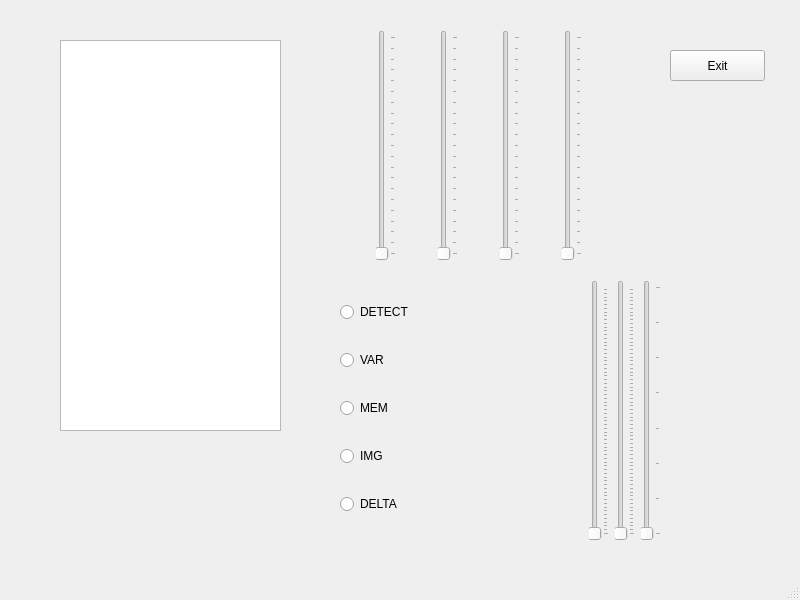
This is control/control.ui in jgrahsl/stereovision as Qt 5 draws it before an edit. The edited form follows.
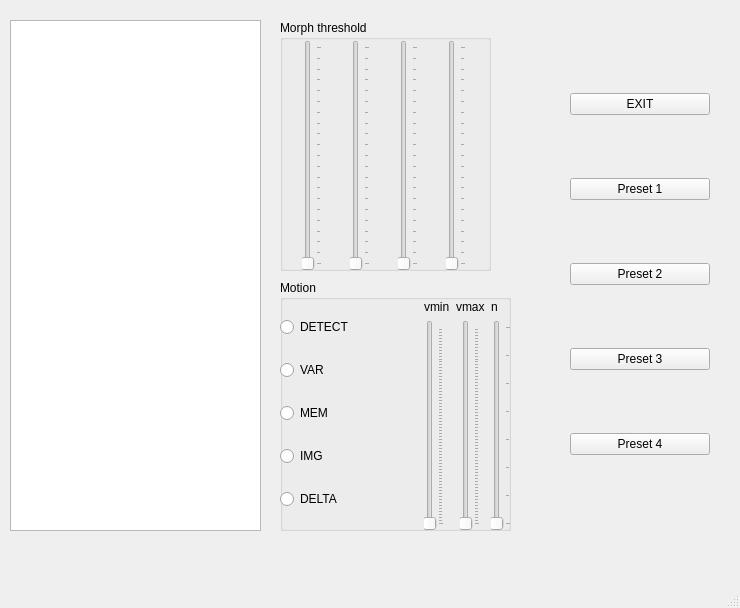
This is the edited form.

```diff
--- a/control/control.ui
+++ b/control/control.ui
@@ -6,8 +6,8 @@
    <rect>
     <x>0</x>
     <y>0</y>
-    <width>800</width>
-    <height>600</height>
+    <width>740</width>
+    <height>608</height>
    </rect>
   </property>
   <property name="windowTitle">
@@ -17,35 +17,34 @@
    <widget class="QListWidget" name="enable">
     <property name="geometry">
      <rect>
-      <x>60</x>
-      <y>40</y>
-      <width>221</width>
-      <height>391</height>
+      <x>10</x>
+      <y>20</y>
+      <width>251</width>
+      <height>511</height>
      </rect>
     </property>
     <property name="selectionMode">
      <enum>QAbstractItemView::NoSelection</enum>
     </property>
    </widget>
-   <widget class="QPushButton" name="pushButton_exit">
+   <widget class="QGroupBox" name="groupBox">
     <property name="geometry">
      <rect>
-      <x>670</x>
-      <y>50</y>
-      <width>95</width>
-      <height>31</height>
+      <x>280</x>
+      <y>20</y>
+      <width>211</width>
+      <height>251</height>
      </rect>
     </property>
-    <property name="text">
-     <string>Exit</string>
+    <property name="title">
+     <string>Morph threshold</string>
     </property>
-   </widget>
    <widget class="QWidget" name="horizontalLayoutWidget">
     <property name="geometry">
      <rect>
-      <x>340</x>
-      <y>30</y>
-      <width>281</width>
+       <x>0</x>
+       <y>20</y>
+       <width>211</width>
       <height>231</height>
      </rect>
     </property>
@@ -164,15 +163,30 @@
      </item>
     </layout>
    </widget>
-   <widget class="QWidget" name="horizontalLayoutWidget_3">
+   </widget>
+   <widget class="QGroupBox" name="groupBox_2">
     <property name="geometry">
      <rect>
-      <x>340</x>
+      <x>280</x>
       <y>280</y>
-      <width>321</width>
-      <height>261</height>
+      <width>231</width>
+      <height>251</height>
      </rect>
     </property>
+    <property name="title">
+     <string>Motion</string>
+    </property>
+    <widget class="QWidget" name="horizontalLayoutWidget_4">
+     <property name="geometry">
+      <rect>
+       <x>0</x>
+       <y>20</y>
+       <width>231</width>
+       <height>231</height>
+      </rect>
+     </property>
+     <layout class="QHBoxLayout" name="horizontalLayout_4">
+      <item>
     <layout class="QHBoxLayout" name="horizontalLayout_2">
      <item>
       <layout class="QVBoxLayout" name="verticalLayout">
@@ -213,36 +227,26 @@
        </item>
       </layout>
      </item>
+       </layout>
+      </item>
      <item>
+       <layout class="QGridLayout" name="gridLayout">
+        <item row="0" column="1">
+         <widget class="QLabel" name="label_2">
+          <property name="text">
+           <string>vmax</string>
+          </property>
+         </widget>
+        </item>
+        <item row="0" column="2">
+         <widget class="QLabel" name="label_3">
+          <property name="text">
+           <string>n</string>
+          </property>
+         </widget>
+        </item>
+        <item row="1" column="1">
       <layout class="QHBoxLayout" name="horizontalLayout">
-       <item>
-        <widget class="QSlider" name="motion_p01">
-         <property name="minimum">
-          <number>0</number>
-         </property>
-         <property name="maximum">
-          <number>65535</number>
-         </property>
-         <property name="pageStep">
-          <number>127</number>
-         </property>
-         <property name="orientation">
-          <enum>Qt::Vertical</enum>
-         </property>
-         <property name="invertedAppearance">
-          <bool>false</bool>
-         </property>
-         <property name="invertedControls">
-          <bool>false</bool>
-         </property>
-         <property name="tickPosition">
-          <enum>QSlider::TicksBelow</enum>
-         </property>
-         <property name="tickInterval">
-          <number>1000</number>
-         </property>
-        </widget>
-       </item>
        <item>
         <widget class="QSlider" name="motion_p23">
          <property name="minimum">
@@ -252,7 +256,7 @@
           <number>65535</number>
          </property>
          <property name="pageStep">
-          <number>127</number>
+             <number>256</number>
          </property>
          <property name="orientation">
           <enum>Qt::Vertical</enum>
@@ -271,6 +275,10 @@
          </property>
         </widget>
        </item>
+         </layout>
+        </item>
+        <item row="1" column="2">
+         <layout class="QHBoxLayout" name="horizontalLayout_3">
        <item>
         <widget class="QSlider" name="motion_p4">
          <property name="minimum">
@@ -301,6 +309,100 @@
        </item>
       </layout>
      </item>
+        <item row="1" column="0">
+         <widget class="QSlider" name="motion_p01">
+          <property name="minimum">
+           <number>0</number>
+          </property>
+          <property name="maximum">
+           <number>65535</number>
+          </property>
+          <property name="pageStep">
+           <number>256</number>
+          </property>
+          <property name="orientation">
+           <enum>Qt::Vertical</enum>
+          </property>
+          <property name="invertedAppearance">
+           <bool>false</bool>
+          </property>
+          <property name="invertedControls">
+           <bool>false</bool>
+          </property>
+          <property name="tickPosition">
+           <enum>QSlider::TicksBelow</enum>
+          </property>
+          <property name="tickInterval">
+           <number>1000</number>
+          </property>
+         </widget>
+        </item>
+        <item row="0" column="0">
+         <widget class="QLabel" name="label">
+          <property name="text">
+           <string>vmin</string>
+          </property>
+         </widget>
+        </item>
+       </layout>
+      </item>
+     </layout>
+    </widget>
+   </widget>
+   <widget class="QWidget" name="verticalLayoutWidget">
+    <property name="geometry">
+     <rect>
+      <x>560</x>
+      <y>30</y>
+      <width>160</width>
+      <height>491</height>
+     </rect>
+    </property>
+    <layout class="QVBoxLayout" name="verticalLayout_2">
+     <property name="spacing">
+      <number>10</number>
+     </property>
+     <property name="margin">
+      <number>10</number>
+     </property>
+     <item>
+      <widget class="QPushButton" name="pushButton_exit">
+       <property name="text">
+        <string>EXIT</string>
+       </property>
+       <property name="flat">
+        <bool>false</bool>
+       </property>
+      </widget>
+     </item>
+     <item>
+      <widget class="QPushButton" name="preset_1">
+       <property name="text">
+        <string>Preset 1</string>
+       </property>
+      </widget>
+     </item>
+     <item>
+      <widget class="QPushButton" name="preset_2">
+       <property name="text">
+        <string>Preset 2</string>
+       </property>
+      </widget>
+     </item>
+     <item>
+      <widget class="QPushButton" name="preset_3">
+       <property name="text">
+        <string>Preset 3</string>
+       </property>
+      </widget>
+     </item>
+     <item>
+      <widget class="QPushButton" name="preset_4">
+       <property name="text">
+        <string>Preset 4</string>
+       </property>
+      </widget>
+     </item>
     </layout>
    </widget>
   </widget>
```
Left out of the diff: 5 changed lines with no effect on the pictures. Lines whose indentation alone changed are shown as unchanged.
